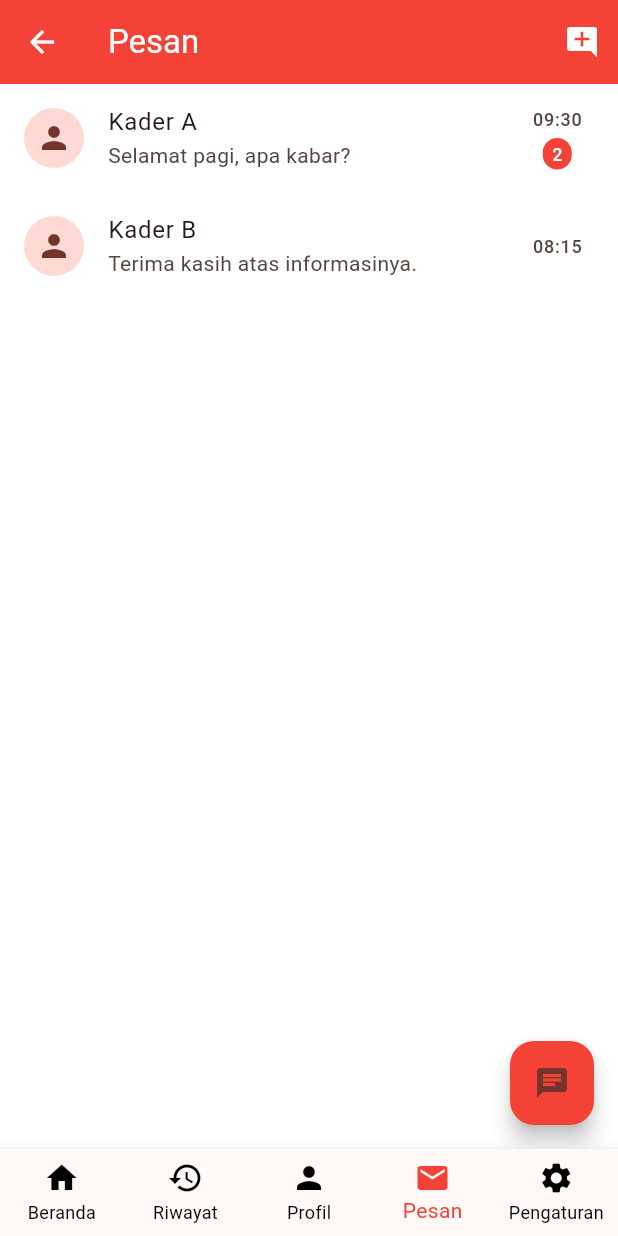
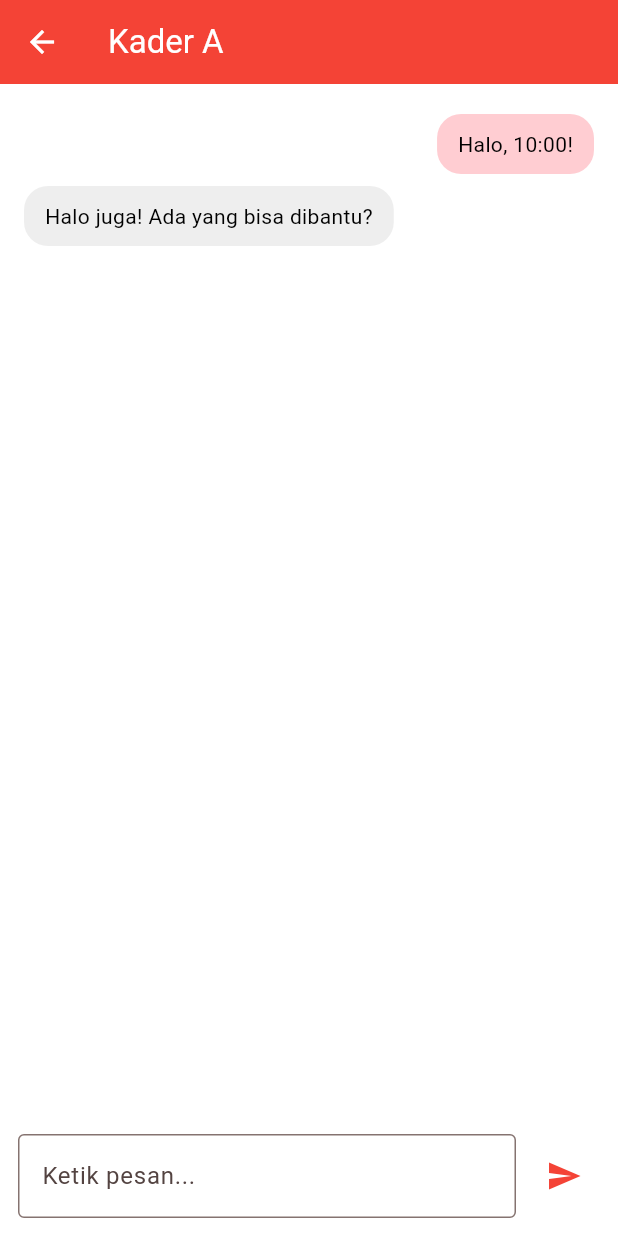
Before and after one commit to bagawe/mygeri_FE, a Flutter app: the HomePage screen opened by its route, item 4 of the bottom bar chosen, after a tap on "Kader A", on a phone screen of 412 x 824 dp. Run offline on Flutter 3.47's test engine with Material 3 defaults, Android fonts, the phone set to English and light mode, and no system bars; our stand-ins replace qr_flutter; statements that could not run were skipped.

Commit message:
Refactor: Struktur folder pages sesuai menu navigasi, update import, dan perbaikan navigasi profil/ekta

```diff
--- a/lib/pages/home_page.dart
+++ b/lib/pages/home_page.dart
@@ -1,9 +1,9 @@
 import 'package:flutter/material.dart';
-import 'beranda_page.dart';
-import 'riwayat_page.dart';
-import 'profil_page.dart';
-import 'pesan_page.dart';
-import 'pengaturan_page.dart';
+import '../pages/beranda/beranda_page.dart';
+import '../pages/riwayat/riwayat_page.dart';
+import '../pages/profil/profile_page.dart';
+import '../pages/pesan/pesan_page.dart';
+import '../pages/pengaturan/pengaturan_page.dart';
 
 class HomePage extends StatefulWidget {
   const HomePage({super.key});
@@ -18,7 +18,7 @@ class _HomePageState extends State<HomePage> {
   static const List<Widget> _pages = <Widget>[
     BerandaPage(),
     RiwayatPage(),
-    ProfilPage(),
+    ProfilePage(),
     PesanPage(),
     PengaturanPage(),
   ];
--- /dev/null
+++ b/lib/pages/pesan/chat_page.dart
@@ -0,0 +1,80 @@
+import 'package:flutter/material.dart';
+
+class ChatPage extends StatefulWidget {
+  final String nama;
+  const ChatPage({super.key, required this.nama});
+
+  @override
+  State<ChatPage> createState() => _ChatPageState();
+}
+
+class _ChatPageState extends State<ChatPage> {
+  final TextEditingController _controller = TextEditingController();
+  final List<Map<String, String>> _messages = [
+    {'sender': 'me', 'text': 'Halo, ${DateTime.now().hour}:00!'},
+    {'sender': 'other', 'text': 'Halo juga! Ada yang bisa dibantu?'},
+  ];
+
+  void _sendMessage() {
+    if (_controller.text.trim().isEmpty) return;
+    setState(() {
+      _messages.add({'sender': 'me', 'text': _controller.text.trim()});
+      _controller.clear();
+    });
+  }
+
+  @override
+  Widget build(BuildContext context) {
+    return Scaffold(
+      appBar: AppBar(
+        title: Text(widget.nama),
+      ),
+      body: Column(
+        children: [
+          Expanded(
+            child: ListView.builder(
+              padding: const EdgeInsets.all(16),
+              itemCount: _messages.length,
+              itemBuilder: (context, i) {
+                final isMe = _messages[i]['sender'] == 'me';
+                return Align(
+                  alignment: isMe ? Alignment.centerRight : Alignment.centerLeft,
+                  child: Container(
+                    margin: const EdgeInsets.symmetric(vertical: 4),
+                    padding: const EdgeInsets.symmetric(horizontal: 14, vertical: 10),
+                    decoration: BoxDecoration(
+                      color: isMe ? Colors.red[100] : Colors.grey[200],
+                      borderRadius: BorderRadius.circular(16),
+                    ),
+                    child: Text(_messages[i]['text'] ?? ''),
+                  ),
+                );
+              },
+            ),
+          ),
+          Padding(
+            padding: const EdgeInsets.all(12.0),
+            child: Row(
+              children: [
+                Expanded(
+                  child: TextField(
+                    controller: _controller,
+                    decoration: const InputDecoration(
+                      hintText: 'Ketik pesan...',
+                      border: OutlineInputBorder(),
+                    ),
+                  ),
+                ),
+                const SizedBox(width: 8),
+                IconButton(
+                  icon: const Icon(Icons.send, color: Colors.red),
+                  onPressed: _sendMessage,
+                ),
+              ],
+            ),
+          ),
+        ],
+      ),
+    );
+  }
+}
--- a/lib/pages/pesan_page.dart
+++ b/lib/pages/pesan/pesan_page.dart
@@ -1,4 +1,5 @@
 import 'package:flutter/material.dart';
+import 'chat_page.dart';
 
 class PesanPage extends StatelessWidget {
   const PesanPage({super.key});
@@ -36,14 +37,28 @@ class PesanPage extends StatelessWidget {
                 ),
               ],
             ),
-            onTap: () {},
+            onTap: () {
+              Navigator.push(
+                context,
+                MaterialPageRoute(
+                  builder: (context) => const ChatPage(nama: 'Kader A'),
+                ),
+              );
+            },
           ),
           ListTile(
             leading: const CircleAvatar(child: Icon(Icons.person)),
             title: const Text('Kader B'),
             subtitle: const Text('Terima kasih atas informasinya.'),
             trailing: const Text('08:15', style: TextStyle(fontSize: 12)),
-            onTap: () {},
+            onTap: () {
+              Navigator.push(
+                context,
+                MaterialPageRoute(
+                  builder: (context) => const ChatPage(nama: 'Kader B'),
+                ),
+              );
+            },
           ),
         ],
       ),
--- a/lib/routes.dart
+++ b/lib/routes.dart
@@ -3,6 +3,10 @@ import 'pages/splash_screen.dart';
 import 'pages/onboarding_page.dart';
 import 'pages/login_page.dart';
 import 'pages/home_page.dart';
+import 'pages/profile_page.dart';
+import 'pages/edit_profil_page.dart';
+import 'pages/ekta_depan_page.dart';
+import 'pages/ekta_belakang_page.dart';
 
 class AppRoutes {
   static Route<dynamic> generateRoute(RouteSettings settings) {
@@ -15,6 +19,30 @@ class AppRoutes {
         return MaterialPageRoute(builder: (_) => const LoginPage());
       case '/home':
         return MaterialPageRoute(builder: (_) => const HomePage());
+      case '/profil':
+        return MaterialPageRoute(builder: (_) => const ProfilePage());
+      case '/edit-profil':
+        return MaterialPageRoute(builder: (_) => const EditProfilPage());
+      case '/ekta':
+        return MaterialPageRoute(builder: (_) => const EKtaDepanPage(
+          nama: 'Sinta Silalahi',
+          qrData: 'dummy',
+          fotoPath: 'assets/images/profile_sinta.jpeg',
+        ));
+      case '/ekta-belakang':
+        return MaterialPageRoute(builder: (_) => const EKtaBelakangPage(
+          nama: 'Sinta Silalahi',
+          nomorKta: '3276047658400027',
+          ttl: 'Jakarta, 12 Oktober 1998',
+          alamat: 'Jl. Mawar  No.10 RT.05/RW.01',
+          kelurahan: 'Kalibata Utara',
+          kecamatan: 'Klibata',
+          kota: 'Jakarta Selatan',
+          provinsi: 'DKI Jakarta',
+          kelamin: 'Perempuan',
+          qrKetum: 'dummy',
+          qrSekretaris: 'dummy',
+        ));
       default:
         return MaterialPageRoute(builder: (_) => const SplashScreen());
     }
```
Also changed, not shown: lib/pages/pengaturan/ganti_password_page.dart (added, +84 -0 lines), lib/pages/pengaturan/pengaturan_page.dart (renamed from lib/pages/pengaturan_page.dart, +6 -1 lines), lib/pages/profil/edit_profil_page.dart (renamed from lib/pages/profil_page.dart, +4 -4 lines), lib/pages/profil/ekta_belakang_page.dart (renamed from lib/pages/ekta_belakang_page.dart, +8 -0 lines), lib/pages/profil/ekta_depan_page.dart (renamed from lib/pages/ekta_depan_page.dart, +8 -0 lines), lib/pages/profil/profile_page.dart (added, +183 -0 lines), lib/pages/splash_screen.dart (+23 -1 lines), assets/images/Lambang_Partai_Gerakan_Indonesia_Raya.svg (added), assets/images/Lambang_Partai_Gerakan_Indonesia_Raya.svg.png (added), lib/pages/beranda/beranda_page.dart (renamed from lib/pages/beranda_page.dart), lib/pages/register/register_kader_baru_page.dart (renamed from lib/pages/register_kader_baru_page.dart), lib/pages/register/register_kader_lama_page.dart (renamed from lib/pages/register_kader_lama_page.dart), lib/pages/register/register_page.dart (renamed from lib/pages/register_page.dart), lib/pages/register/register_simpatisan_page.dart (renamed from lib/pages/register_simpatisan_page.dart), 1 more files.
